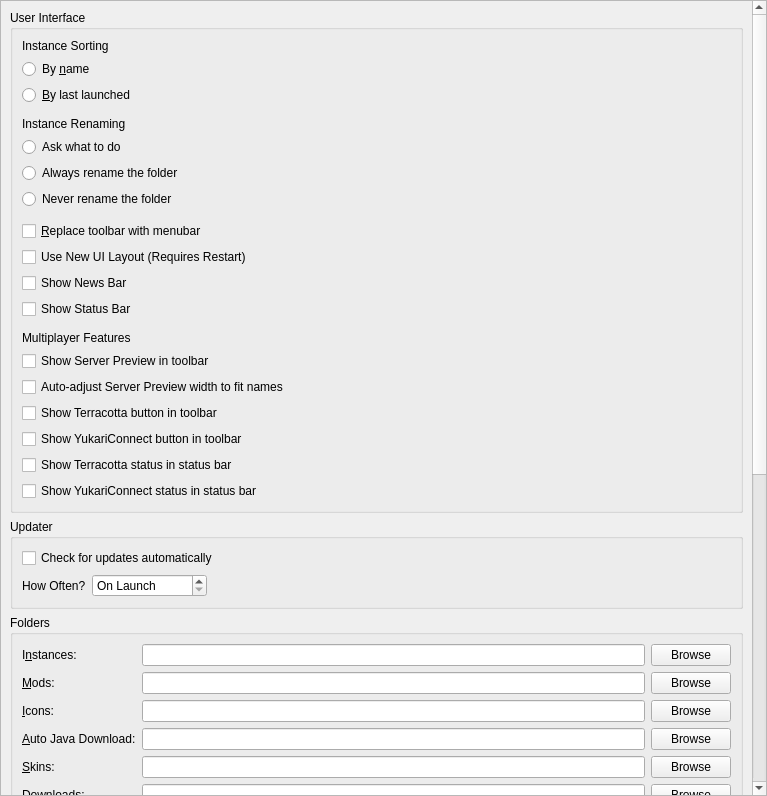
Old version of the form launcher/ui/pages/global/LauncherPage.ui in the repository AndreaFrederica/LunaLauncher.
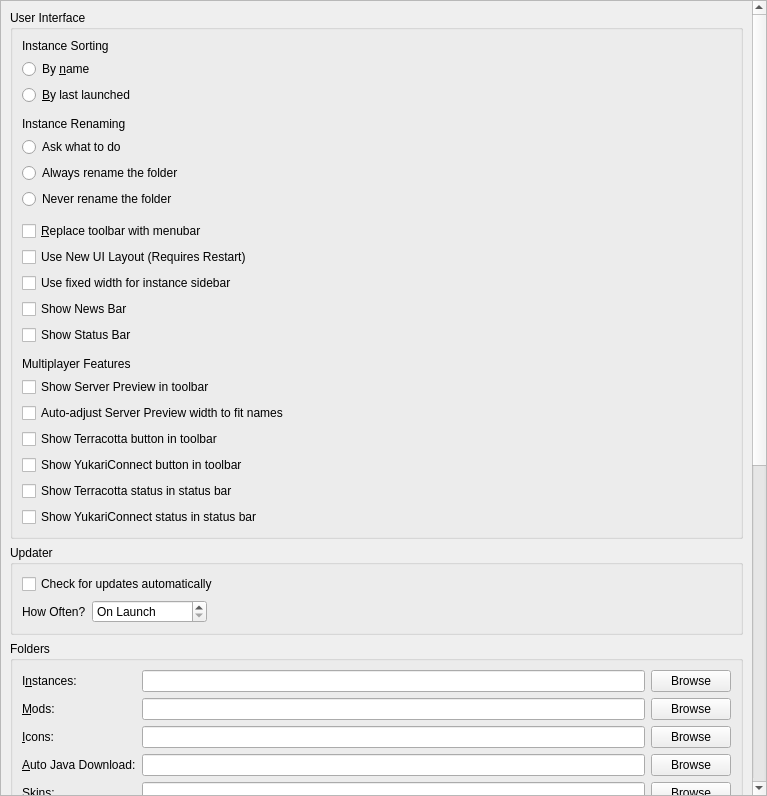
New version of the form.

Commit message: feat(cpp-ui): make instance sidebar width configurable

```diff
--- a/launcher/ui/pages/global/LauncherPage.ui
+++ b/launcher/ui/pages/global/LauncherPage.ui
@@ -172,6 +172,16 @@
              </property>
              </widget>
              </item>
+          <item>
+           <widget class="QCheckBox" name="fixedInstanceToolbarWidthCheckBox">
+            <property name="toolTip">
+             <string>Keep the instance sidebar at a fixed width. Long instance names will wrap instead of changing the sidebar width.</string>
+            </property>
+            <property name="text">
+             <string>Use fixed width for instance sidebar</string>
+            </property>
+           </widget>
+          </item>
           <item>
            <widget class="QCheckBox" name="showNewsBarCheckBox">
             <property name="text">
```
The commit also changes 5 other files.
